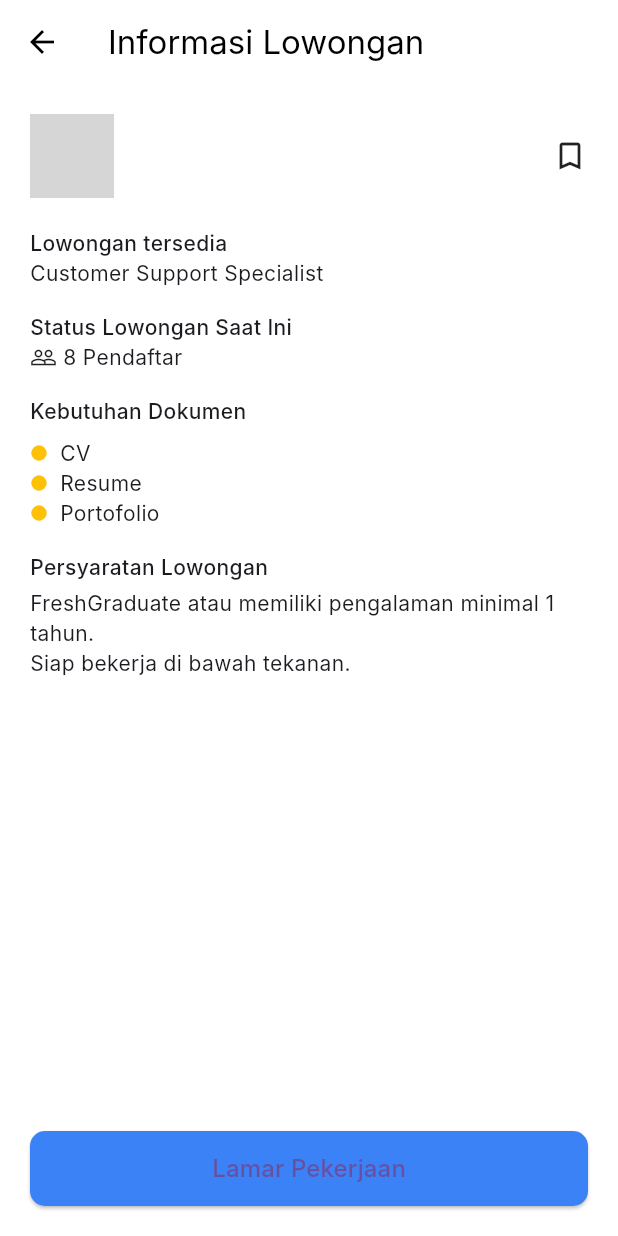
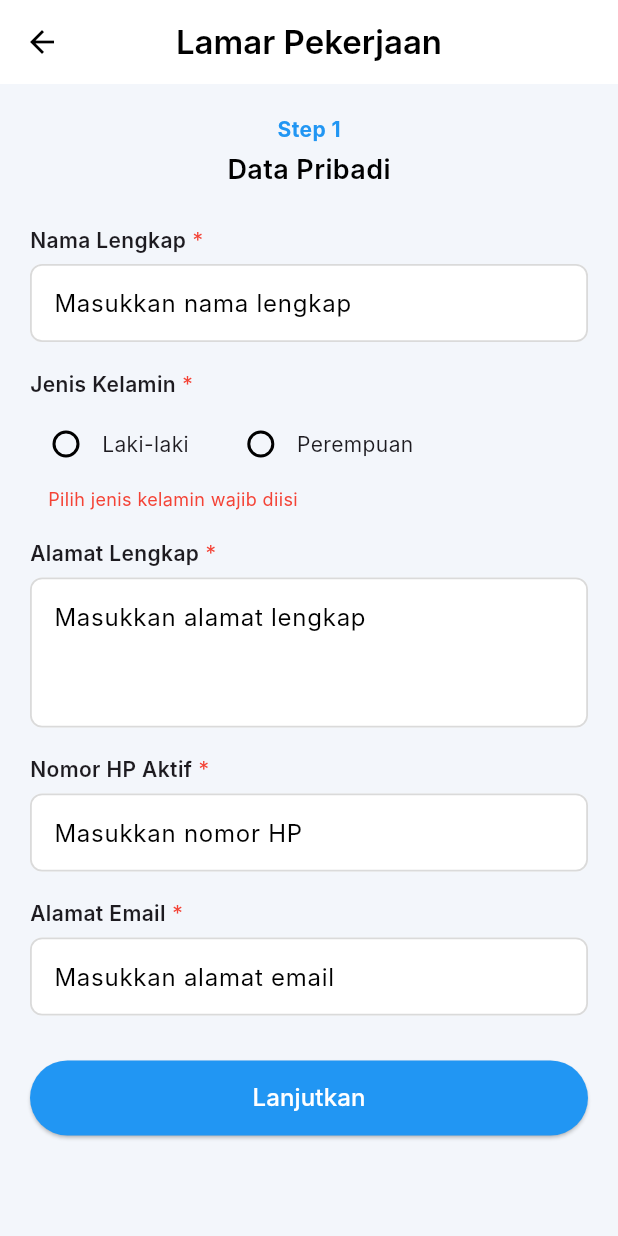
Before and after one commit to nopitaa/PPW_Koneksibilitas, a Flutter app: the JobDetailPage screen opened directly with empty values, after a tap on "Lamar Pekerjaan", on a phone screen of 412 x 824 dp. Run offline on Flutter 3.47's test engine with Material 3 defaults, Android fonts, the light colour scheme and no system bars; network calls fail; Roboto replaces fonts that are missing (Inter); grey boxes are pictures that could not be loaded.

Commit message:
Update job detail & menambah fitur halaman lamaran

```diff
--- /dev/null
+++ b/ppb_koneksibilitas/lib/screens/Lamaran_data_pribadi.dart
@@ -0,0 +1,232 @@
+import 'package:flutter/material.dart';
+import 'package:flutter/services.dart';
+import 'lamaran_riwayat_pendidikan.dart';
+
+class DataPribadiPage extends StatefulWidget {
+  const DataPribadiPage({Key? key}) : super(key: key);
+
+  @override
+  State<DataPribadiPage> createState() => _DataPribadiPageState();
+}
+
+class _DataPribadiPageState extends State<DataPribadiPage> {
+  final _formKey = GlobalKey<FormState>();
+
+  final TextEditingController namaController = TextEditingController();
+  final TextEditingController alamatController = TextEditingController();
+  final TextEditingController noHpController = TextEditingController();
+  final TextEditingController emailController = TextEditingController();
+
+  String? jenisKelamin;
+
+  InputDecoration inputStyle(String hint) {
+    return InputDecoration(
+      hintText: hint,
+      filled: true,
+      fillColor: Colors.white,
+      contentPadding: const EdgeInsets.symmetric(horizontal: 12, vertical: 14),
+      enabledBorder: OutlineInputBorder(
+        borderRadius: BorderRadius.circular(8),
+        borderSide: const BorderSide(color: Color(0xFFDADADA), width: 1.2),
+      ),
+      focusedBorder: OutlineInputBorder(
+        borderRadius: BorderRadius.circular(8),
+        borderSide: const BorderSide(color: Color(0xFFDADADA), width: 1.2),
+      ),
+    );
+  }
+
+  Widget labelWajib(String text) {
+    return Row(
+      children: [
+        Text(text, style: const TextStyle(fontWeight: FontWeight.w600)),
+        const Text(' *', style: TextStyle(color: Colors.red)),
+      ],
+    );
+  }
+
+  @override
+  Widget build(BuildContext context) {
+    return Theme(
+      data: Theme.of(context).copyWith(
+        colorScheme: ColorScheme.fromSwatch().copyWith(primary: Colors.grey),
+        textSelectionTheme: const TextSelectionThemeData(
+          cursorColor: Colors.grey,
+          selectionColor: Colors.transparent,
+          selectionHandleColor: Colors.grey,
+        ),
+      ),
+      child: Scaffold(
+        backgroundColor: const Color(0xFFF3F6FB),
+        appBar: AppBar(
+          backgroundColor: Colors.white,
+          elevation: 0,
+          title: const Text(
+            'Lamar Pekerjaan',
+            style: TextStyle(color: Colors.black, fontWeight: FontWeight.w600),
+          ),
+          centerTitle: true,
+          leading: IconButton(
+            icon: const Icon(Icons.arrow_back, color: Colors.black),
+            onPressed: () => Navigator.pop(context),
+          ),
+        ),
+        body: SingleChildScrollView(
+          padding: const EdgeInsets.all(20),
+          child: Form(
+            key: _formKey,
+            child: Column(
+              crossAxisAlignment: CrossAxisAlignment.start,
+              children: [
+                const Center(
+                  child: Column(
+                    children: [
+                      Text(
+                        'Step 1',
+                        style: TextStyle(
+                          color: Colors.blue,
+                          fontWeight: FontWeight.bold,
+                        ),
+                      ),
+                      SizedBox(height: 4),
+                      Text(
+                        'Data Pribadi',
+                        style: TextStyle(
+                          fontSize: 18,
+                          fontWeight: FontWeight.w600,
+                          color: Colors.black,
+                        ),
+                      ),
+                    ],
+                  ),
+                ),
+                const SizedBox(height: 24),
+
+                labelWajib("Nama Lengkap"),
+                const SizedBox(height: 6),
+                TextFormField(
+                  controller: namaController,
+                  decoration: inputStyle("Masukkan nama lengkap"),
+                  validator: (value) {
+                    if (value == null || value.isEmpty) {
+                      return 'Nama lengkap wajib diisi';
+                    }
+                    return null;
+                  },
+                ),
+                const SizedBox(height: 18),
+
+                labelWajib("Jenis Kelamin"),
+                const SizedBox(height: 6),
+                Row(
+                  children: [
+                    Radio<String>(
+                      value: 'Laki-laki',
+                      // ignore: deprecated_member_use
+                      groupValue: jenisKelamin,
+                      activeColor: Colors.blue,
+                      // ignore: deprecated_member_use
+                      onChanged: (val) {
+                        setState(() {
+                          jenisKelamin = val;
+                        });
+                      },
+                    ),
+                    const Text('Laki-laki'),
+                    const SizedBox(width: 24),
+                    Radio<String>(
+                      value: 'Perempuan',
+                      // ignore: deprecated_member_use
+                      groupValue: jenisKelamin,
+                      activeColor: Colors.blue,
+                      // ignore: deprecated_member_use
+                      onChanged: (val) {
+                        setState(() {
+                          jenisKelamin = val;
+                        });
+                      },
+                    ),
+                    const Text('Perempuan'),
+                  ],
+                ),
+                if (jenisKelamin == null)
+                  const Padding(
+                    padding: EdgeInsets.only(left: 12.0, top: 4.0),
+                    child: Text(
+                      'Pilih jenis kelamin wajib diisi',
+                      style: TextStyle(color: Colors.red, fontSize: 12),
+                    ),
+                  ),
+                const SizedBox(height: 18),
+
+                labelWajib("Alamat Lengkap"),
+                const SizedBox(height: 6),
+                TextField(
+                  controller: alamatController,
+                  maxLines: 3,
+                  decoration: inputStyle("Masukkan alamat lengkap"),
+                ),
+                const SizedBox(height: 18),
+
+                labelWajib("Nomor HP Aktif"),
+                const SizedBox(height: 6),
+                TextField(
+                  controller: noHpController,
+                  keyboardType: TextInputType.phone,
+                  inputFormatters: [FilteringTextInputFormatter.digitsOnly],
+                  decoration: inputStyle("Masukkan nomor HP"),
+                ),
+                const SizedBox(height: 18),
+
+                labelWajib("Alamat Email"),
+                const SizedBox(height: 6),
+                TextField(
+                  controller: emailController,
+                  keyboardType: TextInputType.emailAddress,
+                  decoration: inputStyle("Masukkan alamat email"),
+                ),
+                const SizedBox(height: 30),
+
+                SizedBox(
+                  width: double.infinity,
+                  height: 50,
+                  child: ElevatedButton(
+                    onPressed: () {
+                      if (_formKey.currentState!.validate() &&
+                          jenisKelamin != null) {
+                        Navigator.push(
+                          context,
+                          MaterialPageRoute(
+                            builder: (_) => const RiwayatPendidikanPage(),
+                          ),
+                        );
+                      } else if (jenisKelamin == null) {
+                        setState(() {});
+                        ScaffoldMessenger.of(context).showSnackBar(
+                          const SnackBar(
+                            content:
+                                Text('Lengkapi semua data wajib terlebih dahulu'),
+                          ),
+                        );
+                      }
+                    },
+                    style: ElevatedButton.styleFrom(
+                      backgroundColor: Colors.blue,
+                      shape: RoundedRectangleBorder(
+                        borderRadius: BorderRadius.circular(30),
+                      ),
+                    ),
+                    child: const Text(
+                      'Lanjutkan',
+                      style: TextStyle(color: Colors.white, fontSize: 16),
+                    ),
+                  ),
+                ),
+              ],
+            ),
+          ),
+        ),
+      ),
+    );
+  }
+}
--- a/ppb_koneksibilitas/lib/screens/job_detail_page.dart
+++ b/ppb_koneksibilitas/lib/screens/job_detail_page.dart
@@ -1,4 +1,5 @@
 import 'package:flutter/material.dart';
+import 'lamaran_data_pribadi.dart';
 
 class JobDetailPage extends StatelessWidget {
   final String title;
@@ -84,7 +85,14 @@ class JobDetailPage extends StatelessWidget {
               width: double.infinity,
               height: 50,
               child: ElevatedButton(
-                onPressed: () {},
+                onPressed: () {
+                  Navigator.push(
+                    context,
+                    MaterialPageRoute(
+                      builder: (_) => const DataPribadiPage(),
+                    ),
+                  );
+                },
                 style: ElevatedButton.styleFrom(
                   backgroundColor: Color(0xFF3B82F6),
                   shape: RoundedRectangleBorder(
```
Also changed, not shown: ppb_koneksibilitas/lib/screens/Lamaran_informasi_lain.dart (added, +233 -0 lines), ppb_koneksibilitas/lib/screens/Lamaran_riwayat_pendidikan.dart (added, +180 -0 lines).
